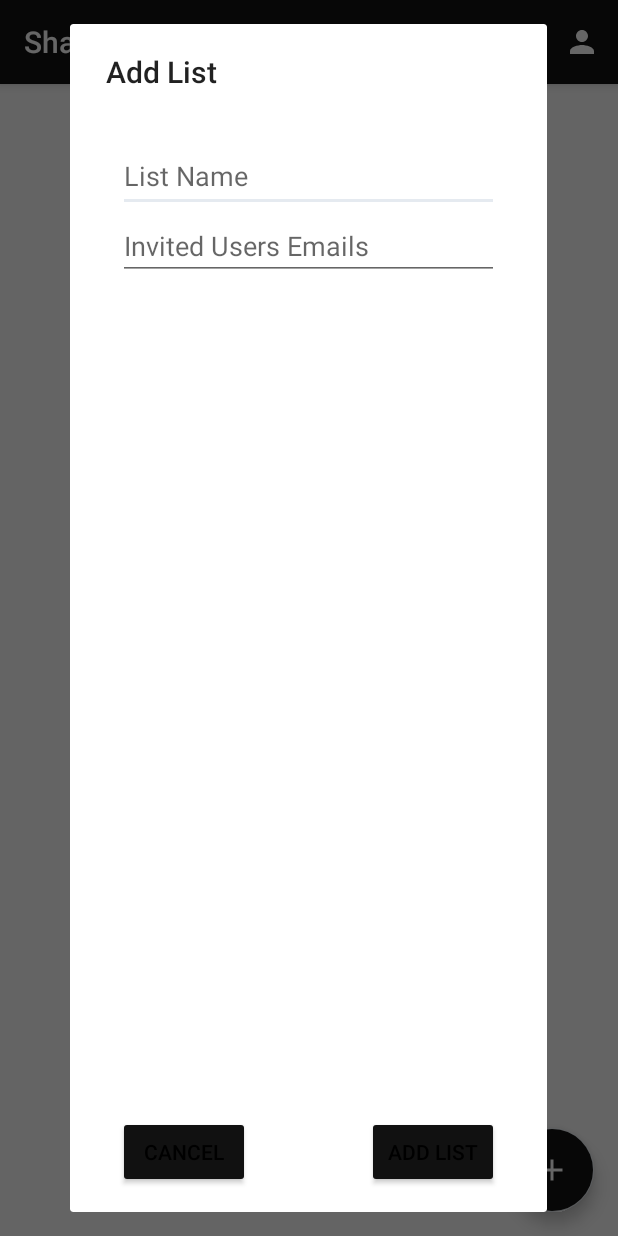
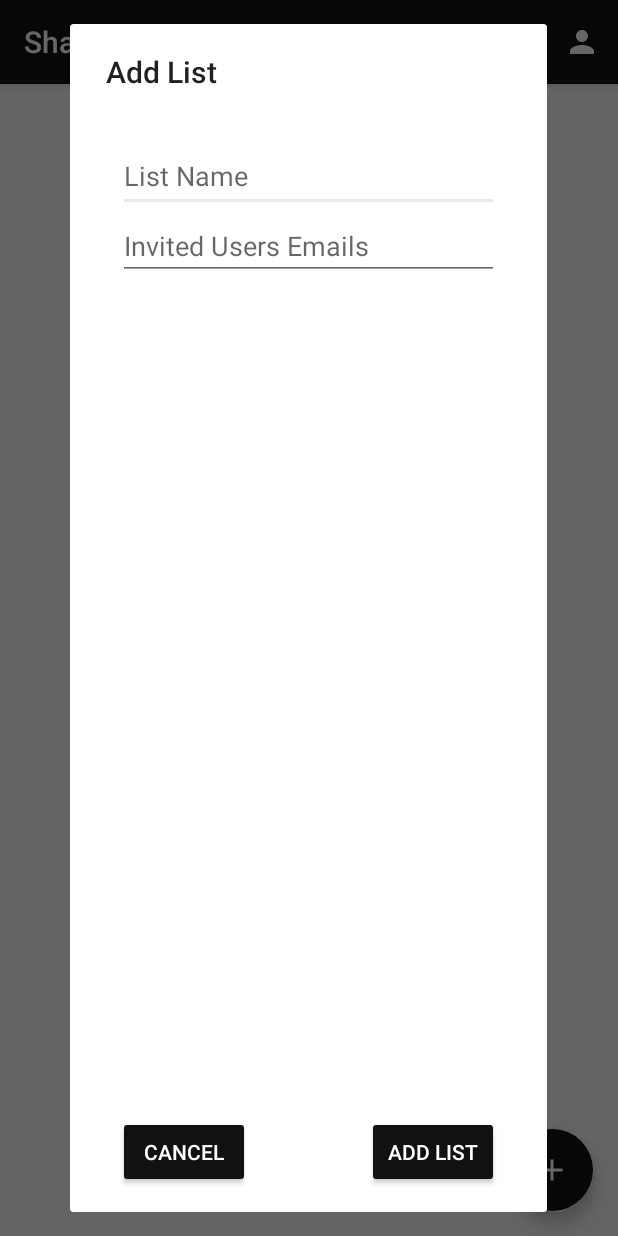
Before and after one commit to EderSampayo/CarritoCompraCompartido, an Android app: the HomeActivity screen opened directly, with no data from a screen before it, after a tap on "Add List", on a phone screen of 412 x 824 dp. Run offline under Robolectric (Android 15) with nearby library versions, the phone set to English and light mode, and no system bars; our stand-ins replace Firebase (no records; nobody signed in at launch, a user with empty details on screens opened directly).

Commit message:
Update colors.xml

```diff
--- a/app/src/main/res/values/colors.xml
+++ b/app/src/main/res/values/colors.xml
@@ -13,7 +13,7 @@
     <color name="icon_color">#FFFFFF</color>
     <color name="text_color">#000000</color>
     <color name="button_background">#111111</color>
-    <color name="button_text">#000000</color>
+    <color name="button_text">#FFFFFF</color>
     <color name="positive_button">#22FF22</color>
     <color name="negative_button">#FF0000</color>
 </resources>
```
